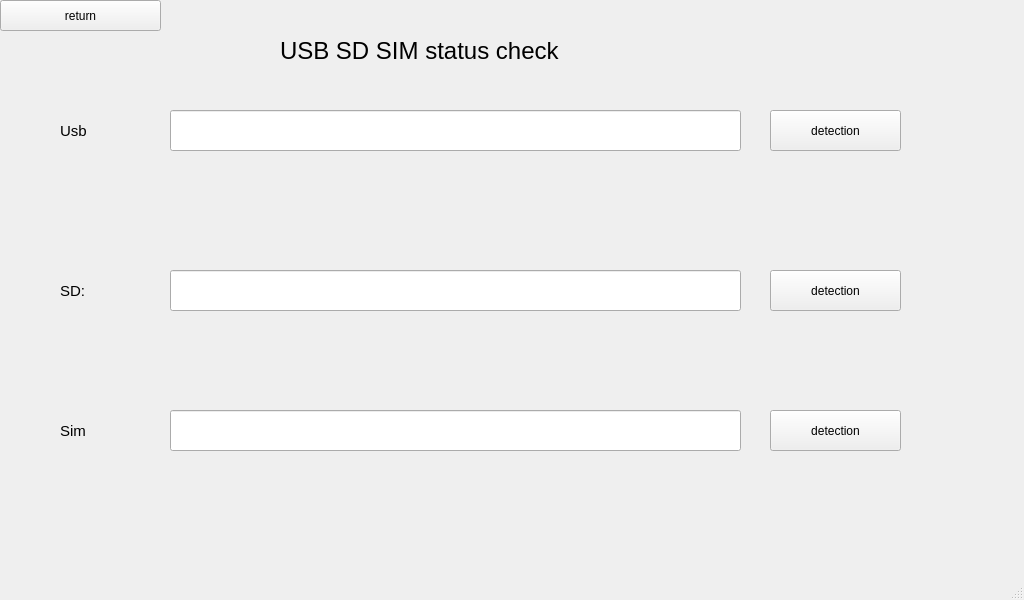
This is qt/t507/udev.ui in jizizihe/baijie_demo as Qt 5 draws it before an edit. The edited form follows.
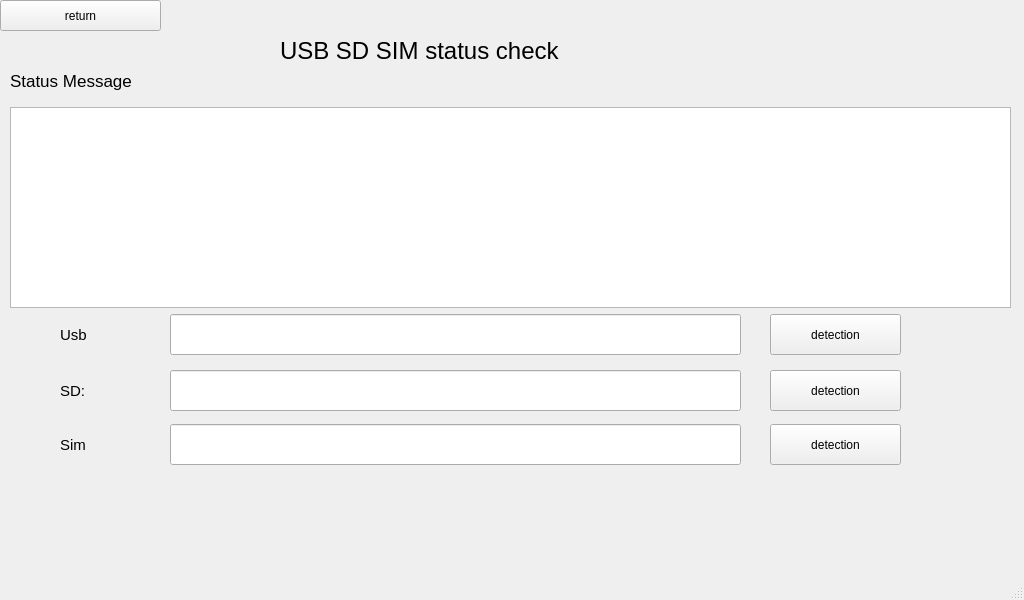
This is the edited form.

What changed in the file:
```diff
--- a/qt/t507/udev.ui
+++ b/qt/t507/udev.ui
@@ -31,7 +31,7 @@
     <property name="geometry">
      <rect>
       <x>170</x>
-      <y>270</y>
+      <y>370</y>
       <width>571</width>
       <height>41</height>
      </rect>
@@ -44,7 +44,7 @@
     <property name="geometry">
      <rect>
       <x>60</x>
-      <y>270</y>
+      <y>370</y>
       <width>91</width>
       <height>41</height>
      </rect>
@@ -80,7 +80,7 @@
     <property name="geometry">
      <rect>
       <x>170</x>
-      <y>410</y>
+      <y>424</y>
       <width>571</width>
       <height>41</height>
      </rect>
@@ -93,7 +93,7 @@
     <property name="geometry">
      <rect>
       <x>770</x>
-      <y>110</y>
+      <y>314</y>
       <width>131</width>
       <height>41</height>
      </rect>
@@ -106,7 +106,7 @@
     <property name="geometry">
      <rect>
       <x>170</x>
-      <y>110</y>
+      <y>314</y>
       <width>571</width>
       <height>41</height>
      </rect>
@@ -119,7 +119,7 @@
     <property name="geometry">
      <rect>
       <x>60</x>
-      <y>110</y>
+      <y>314</y>
       <width>91</width>
       <height>41</height>
      </rect>
@@ -137,7 +137,7 @@
     <property name="geometry">
      <rect>
       <x>60</x>
-      <y>410</y>
+      <y>424</y>
       <width>91</width>
       <height>41</height>
      </rect>
@@ -155,7 +155,7 @@
     <property name="geometry">
      <rect>
       <x>770</x>
-      <y>410</y>
+      <y>424</y>
       <width>131</width>
       <height>41</height>
      </rect>
@@ -168,7 +168,7 @@
     <property name="geometry">
      <rect>
       <x>770</x>
-      <y>270</y>
+      <y>370</y>
       <width>131</width>
       <height>41</height>
      </rect>
@@ -177,6 +177,101 @@
      <string>detection</string>
     </property>
    </widget>
+   <widget class="QTextEdit" name="message">
+    <property name="geometry">
+     <rect>
+      <x>10</x>
+      <y>107</y>
+      <width>1001</width>
+      <height>201</height>
+     </rect>
+    </property>
+    <property name="palette">
+     <palette>
+      <active>
+       <colorrole role="WindowText">
+        <brush brushstyle="SolidPattern">
+         <color alpha="255">
+          <red>0</red>
+          <green>0</green>
+          <blue>0</blue>
+         </color>
+        </brush>
+       </colorrole>
+       <colorrole role="Text">
+        <brush brushstyle="SolidPattern">
+         <color alpha="255">
+          <red>0</red>
+          <green>0</green>
+          <blue>0</blue>
+         </color>
+        </brush>
+       </colorrole>
+      </active>
+      <inactive>
+       <colorrole role="WindowText">
+        <brush brushstyle="SolidPattern">
+         <color alpha="255">
+          <red>0</red>
+          <green>0</green>
+          <blue>0</blue>
+         </color>
+        </brush>
+       </colorrole>
+       <colorrole role="Text">
+        <brush brushstyle="SolidPattern">
+         <color alpha="255">
+          <red>0</red>
+          <green>0</green>
+          <blue>0</blue>
+         </color>
+        </brush>
+       </colorrole>
+      </inactive>
+      <disabled>
+       <colorrole role="WindowText">
+        <brush brushstyle="SolidPattern">
+         <color alpha="255">
+          <red>190</red>
+          <green>190</green>
+          <blue>190</blue>
+         </color>
+        </brush>
+       </colorrole>
+       <colorrole role="Text">
+        <brush brushstyle="SolidPattern">
+         <color alpha="255">
+          <red>190</red>
+          <green>190</green>
+          <blue>190</blue>
+         </color>
+        </brush>
+       </colorrole>
+      </disabled>
+     </palette>
+    </property>
+    <property name="readOnly">
+     <bool>true</bool>
+    </property>
+   </widget>
+   <widget class="QLabel" name="label_3">
+    <property name="geometry">
+     <rect>
+      <x>10</x>
+      <y>60</y>
+      <width>231</width>
+      <height>41</height>
+     </rect>
+    </property>
+    <property name="font">
+     <font>
+      <pointsize>13</pointsize>
+     </font>
+    </property>
+    <property name="text">
+     <string>Status Message</string>
+    </property>
+   </widget>
   </widget>
   <widget class="QMenuBar" name="menubar">
    <property name="geometry">
```
